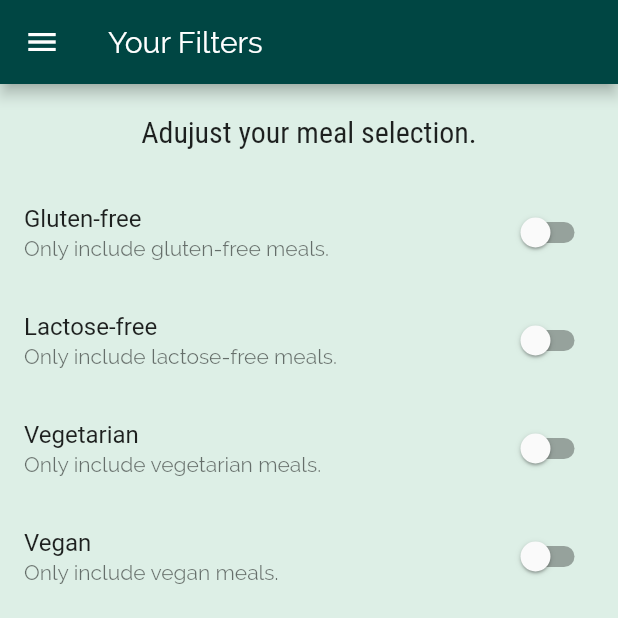
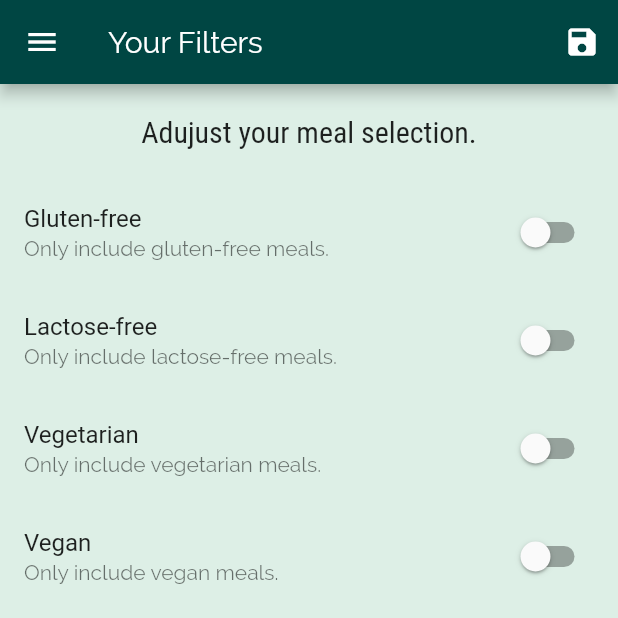
Before and after one commit to gauravbharat/max-deli-meals, a Flutter app: the FiltersPage screen opened by its route, on a phone screen of 412 x 824 dp, the top half of it. Run offline on Flutter 3.47's test engine with Material 2 defaults, Android fonts, the phone set to English and light mode, and no system bars.

Commit message:
implementing filters

```diff
--- a/lib/main.dart
+++ b/lib/main.dart
@@ -1,15 +1,57 @@
+import 'package:flutter/material.dart';
+
+import 'package:deli/dummy_data.dart';
+import 'package:deli/models/meal.dart';
 import 'package:deli/pages/categories_page.dart';
 import 'package:deli/pages/category_meals_page.dart';
 import 'package:deli/pages/filters_page.dart';
 import 'package:deli/pages/meal_detail_page.dart';
 import 'package:deli/pages/tabs_page.dart';
-import 'package:flutter/material.dart';
 
 void main() {
   runApp(MyApp());
 }
 
-class MyApp extends StatelessWidget {
+class MyApp extends StatefulWidget {
+  @override
+  _MyAppState createState() => _MyAppState();
+}
+
+class _MyAppState extends State<MyApp> {
+  Map<String, bool> _filters = {
+    'gluten': false,
+    'lactose': false,
+    'vegan': false,
+    'vegetarian': false,
+  };
+
+  List<Meal> _availableMeals = DUMMY_MEALS;
+
+  void _setFilters(Map<String, bool> filterData) {
+    setState(() {
+      _filters = filterData;
+      _availableMeals = DUMMY_MEALS.where((meal) {
+        if (_filters['gluten'] && !meal.isGlutenFree) {
+          return false;
+        }
+
+        if (_filters['lactose'] && !meal.isLactoseFree) {
+          return false;
+        }
+
+        if (_filters['vegan'] && !meal.isVegan) {
+          return false;
+        }
+
+        if (_filters['vegetarian'] && !meal.isVegetarian) {
+          return false;
+        }
+
+        return true;
+      }).toList();
+    });
+  }
+
   @override
   Widget build(BuildContext context) {
     return MaterialApp(
@@ -49,9 +91,9 @@ class MyApp extends StatelessWidget {
           ),
       routes: {
         CategoriesPage.routeName: (_) => TabPage(),
-        CategoryMealsPage.routeName: (_) => CategoryMealsPage(),
+        CategoryMealsPage.routeName: (_) => CategoryMealsPage(_availableMeals),
         MealDetailPage.routeName: (_) => MealDetailPage(),
-        FiltersPage.routeName: (_) => FiltersPage(),
+        FiltersPage.routeName: (_) => FiltersPage({..._filters}, _setFilters),
       },
       // Use onGenerateRoute for dynamic routes or conditional display of routes on settings.name
       // It takes a funciton which executes for any named navigation action (= pushNamed()) for which
--- a/lib/pages/category_meals_page.dart
+++ b/lib/pages/category_meals_page.dart
@@ -1,4 +1,3 @@
-import 'package:deli/dummy_data.dart';
 import 'package:deli/models/meal.dart';
 import 'package:deli/widgets/meal_item.dart';
 import 'package:flutter/material.dart';
@@ -6,13 +5,16 @@ import 'package:flutter/material.dart';
 class CategoryMealsPage extends StatelessWidget {
   static const routeName = '/category-meals';
 
+  final List<Meal> availableMeals;
+  CategoryMealsPage(this.availableMeals);
+
   @override
   Widget build(BuildContext context) {
     final routeArgs =
         (ModalRoute.of(context).settings.arguments as Map<String, dynamic>);
     final categoryTitle = routeArgs['title'];
     final categoryId = routeArgs['id'];
-    final List<Meal> categoryMeals = DUMMY_MEALS
+    final List<Meal> categoryMeals = availableMeals
         .where((meal) => meal.categories.contains(categoryId))
         .toList();
 
--- a/lib/pages/filters_page.dart
+++ b/lib/pages/filters_page.dart
@@ -4,22 +4,33 @@ import 'package:flutter/material.dart';
 class FiltersPage extends StatefulWidget {
   static const routeName = "/filters";
 
+  final Map<String, bool> filters;
+  final Function saveFilters;
+
+  FiltersPage(this.filters, this.saveFilters);
+
   @override
   _FiltersPageState createState() => _FiltersPageState();
 }
 
 class _FiltersPageState extends State<FiltersPage> {
-  bool _glutenFree = false;
-  bool _vegetarian = false;
-  bool _vegan = false;
-  bool _lactoseFree = false;
+  Map<String, bool> _currentFilters;
+
+  @override
+  void initState() {
+    super.initState();
+    _currentFilters = {...widget.filters};
+  }
 
   @override
   Widget build(BuildContext context) {
     return Scaffold(
-      appBar: AppBar(
-        title: Text('Your Filters'),
-      ),
+      appBar: AppBar(title: Text('Your Filters'), actions: [
+        IconButton(
+          icon: Icon(Icons.save),
+          onPressed: () => widget.saveFilters(_currentFilters),
+        ),
+      ]),
       drawer: MainDrawer(),
       body: Column(
         children: [
@@ -38,10 +49,10 @@ class _FiltersPageState extends State<FiltersPage> {
                   context: context,
                   titleText: 'Gluten-free',
                   descriptionText: 'Only include gluten-free meals.',
-                  value: _glutenFree,
+                  value: _currentFilters['gluten'],
                   updateValueHandler: (_) {
                     setState(() {
-                      _glutenFree = !_glutenFree;
+                      _currentFilters['gluten'] = !_currentFilters['gluten'];
                     });
                   },
                 ),
@@ -49,10 +60,10 @@ class _FiltersPageState extends State<FiltersPage> {
                   context: context,
                   titleText: 'Lactose-free',
                   descriptionText: 'Only include lactose-free meals.',
-                  value: _lactoseFree,
+                  value: _currentFilters['lactose'],
                   updateValueHandler: (_) {
                     setState(() {
-                      _lactoseFree = !_lactoseFree;
+                      _currentFilters['lactose'] = !_currentFilters['lactose'];
                     });
                   },
                 ),
@@ -60,10 +71,11 @@ class _FiltersPageState extends State<FiltersPage> {
                   context: context,
                   titleText: 'Vegetarian',
                   descriptionText: 'Only include vegetarian meals.',
-                  value: _vegetarian,
+                  value: _currentFilters['vegetarian'],
                   updateValueHandler: (_) {
                     setState(() {
-                      _vegetarian = !_vegetarian;
+                      _currentFilters['vegetarian'] =
+                          !_currentFilters['vegetarian'];
                     });
                   },
                 ),
@@ -71,10 +83,10 @@ class _FiltersPageState extends State<FiltersPage> {
                   context: context,
                   titleText: 'Vegan',
                   descriptionText: 'Only include vegan meals.',
-                  value: _vegan,
+                  value: _currentFilters['vegan'],
                   updateValueHandler: (_) {
                     setState(() {
-                      _vegan = !_vegan;
+                      _currentFilters['vegan'] = !_currentFilters['vegan'];
                     });
                   },
                 ),
```
